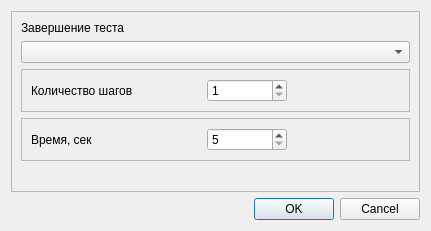
The window that metodics/jump_plate/droptest/droptestparamsdialog.ui (grigp/a-analyser) describes before a commit, drawn with Qt 5.
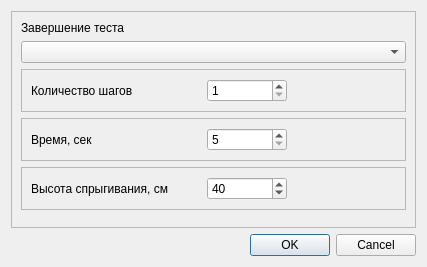
The same window after the commit.

```diff
--- a/metodics/jump_plate/droptest/droptestparamsdialog.ui
+++ b/metodics/jump_plate/droptest/droptestparamsdialog.ui
@@ -6,8 +6,8 @@
    <rect>
     <x>0</x>
     <y>0</y>
-    <width>431</width>
-    <height>231</height>
+    <width>427</width>
+    <height>267</height>
    </rect>
   </property>
   <property name="windowTitle">
@@ -144,6 +144,63 @@
         </layout>
        </widget>
       </item>
+      <item>
+       <widget class="QFrame" name="frFallHeight">
+        <property name="frameShape">
+         <enum>QFrame::StyledPanel</enum>
+        </property>
+        <property name="frameShadow">
+         <enum>QFrame::Raised</enum>
+        </property>
+        <layout class="QHBoxLayout" name="horizontalLayout_3">
+         <item>
+          <widget class="QLabel" name="lblFallHeight">
+           <property name="minimumSize">
+            <size>
+             <width>170</width>
+             <height>0</height>
+            </size>
+           </property>
+           <property name="text">
+            <string>Высота спрыгивания, см</string>
+           </property>
+          </widget>
+         </item>
+         <item>
+          <widget class="QSpinBox" name="edFallHeight">
+           <property name="minimumSize">
+            <size>
+             <width>80</width>
+             <height>0</height>
+            </size>
+           </property>
+           <property name="maximum">
+            <number>80</number>
+           </property>
+           <property name="singleStep">
+            <number>5</number>
+           </property>
+           <property name="value">
+            <number>40</number>
+           </property>
+          </widget>
+         </item>
+         <item>
+          <spacer name="horizontalSpacer_3">
+           <property name="orientation">
+            <enum>Qt::Horizontal</enum>
+           </property>
+           <property name="sizeHint" stdset="0">
+            <size>
+             <width>40</width>
+             <height>20</height>
+            </size>
+           </property>
+          </spacer>
+         </item>
+        </layout>
+       </widget>
+      </item>
       <item>
        <spacer name="verticalSpacer">
         <property name="orientation">
```
